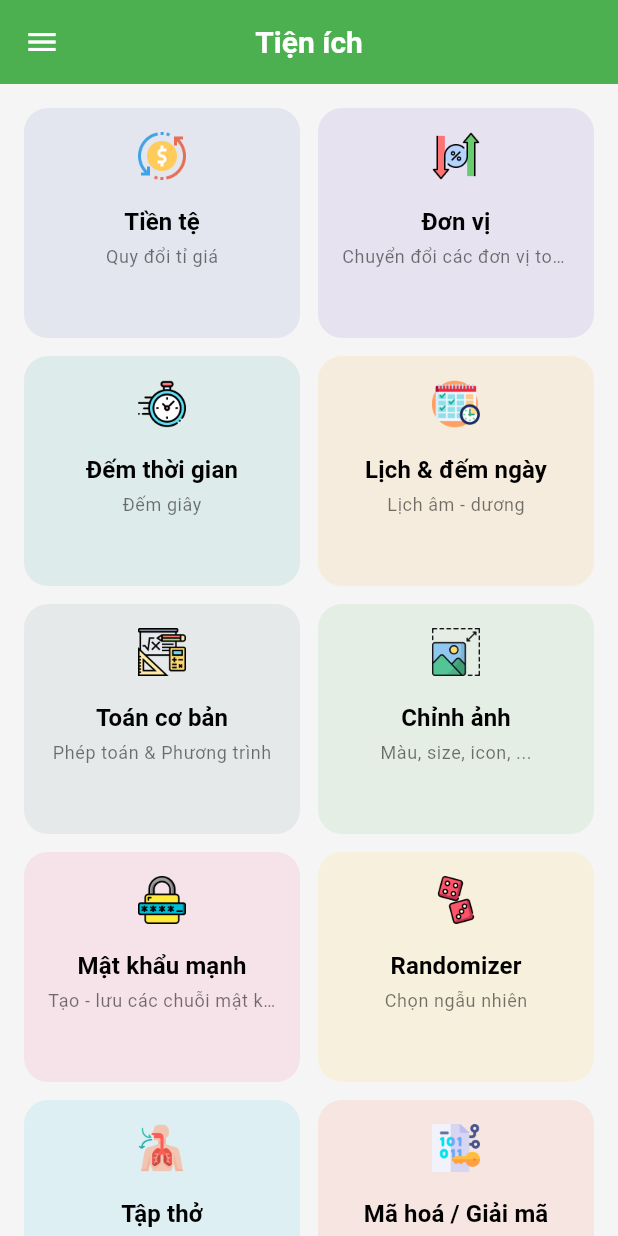
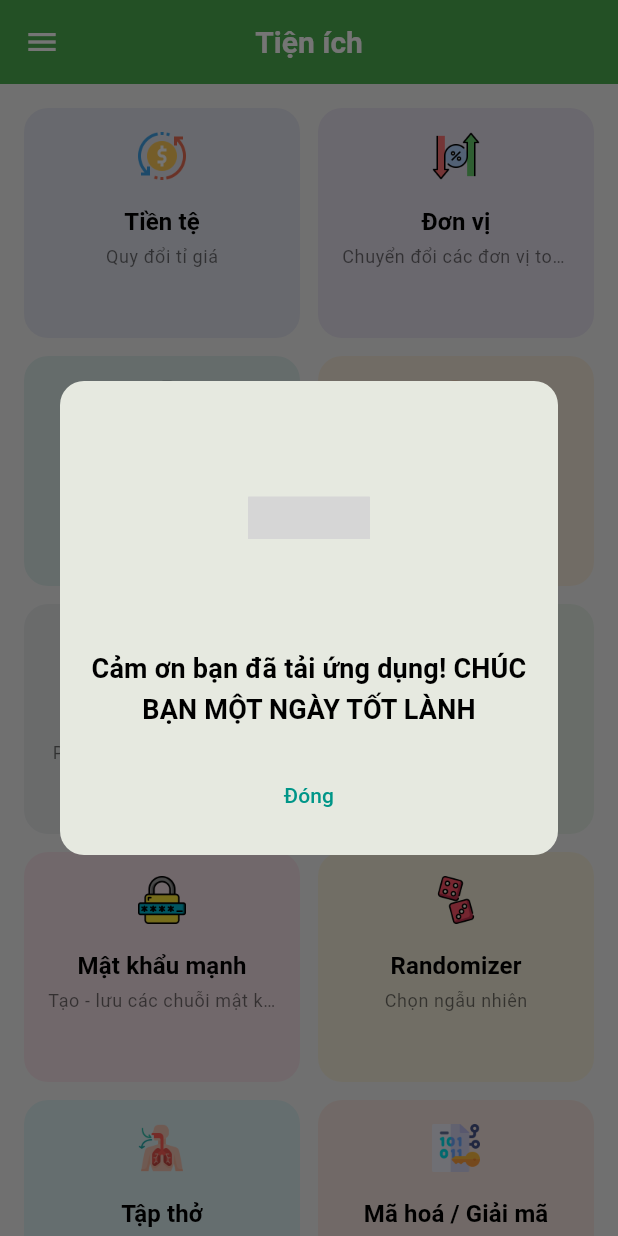
Before and after one commit to LeTienIT/flutter_AllInOne, a Flutter app: the screen it shows after launch, on a phone screen of 412 x 824 dp. Run offline on Flutter 3.47's test engine with Material 3 defaults, Android fonts, the phone set to English and light mode, and no system bars; our stand-ins replace dio, dropdown_search, fl_chart, flutter_cache_manager, flutter_fortune_wheel, flutter_riverpod and 6 more; missing offline and left inert: encrypt, flutter_simple_calculator, full_calender, image_gallery_saver_plus, lunar_calendar_plus, mobile_scanner and 2 more; Roboto replaces fonts that are missing (DFVN); grey boxes are pictures that could not be loaded.

Commit message:
Them giao diện chào mừng

```diff
--- a/lib/home/home_screen.dart
+++ b/lib/home/home_screen.dart
@@ -4,12 +4,30 @@ import 'package:flutter/material.dart';
 import 'package:flutter_riverpod/flutter_riverpod.dart';
 
 import '../widget/feature_button.dart';
+import '../widget/welcomePopup.dart';
 
-class HomeScreen extends ConsumerWidget{
+class HomeScreen extends ConsumerStatefulWidget{
   const HomeScreen({super.key});
 
   @override
-  Widget build(BuildContext context, WidgetRef ref) {
+  ConsumerState<ConsumerStatefulWidget> createState() {
+    return _HomeScreen();
+  }
+
+}
+
+class _HomeScreen extends ConsumerState<HomeScreen>{
+
+  @override
+  void initState() {
+    super.initState();
+    WidgetsBinding.instance.addPostFrameCallback((_) {
+      WelcomePopup.showIfFirstTime(context);
+    });
+  }
+
+  @override
+  Widget build(BuildContext context) {
     final features = ref.watch(featureListProvider);
 
     return Scaffold(
--- /dev/null
+++ b/lib/widget/welcomePopup.dart
@@ -0,0 +1,72 @@
+import 'package:flutter/material.dart';
+import 'package:lottie/lottie.dart';
+import 'package:shared_preferences/shared_preferences.dart';
+
+class WelcomePopup {
+  static Future<void> showIfFirstTime(BuildContext context) async {
+    final prefs = await SharedPreferences.getInstance();
+    final hasShownPopup = prefs.getBool('hasShownWelcomePopup') ?? false;
+
+    if (!hasShownPopup) {
+      await showDialog(
+        context: context,
+        barrierDismissible: false,
+        builder: (context) => const _WelcomeDialog(),
+      );
+      await prefs.setBool('hasShownWelcomePopup', true);
+    }
+  }
+}
+
+class _WelcomeDialog extends StatelessWidget {
+  const _WelcomeDialog();
+
+  @override
+  Widget build(BuildContext context) {
+    return AlertDialog(
+      shape: RoundedRectangleBorder(borderRadius: BorderRadius.circular(16)),
+      contentPadding: const EdgeInsets.all(16),
+      content: SingleChildScrollView(
+        child: ConstrainedBox(
+          constraints: BoxConstraints(
+            maxHeight: MediaQuery.of(context).size.height * 0.6, // giới hạn chiều cao tối đa
+          ),
+          child: Column(
+            mainAxisSize: MainAxisSize.min,
+            children: [
+              // Animation
+              Lottie.asset(
+                'assets/welcome.json',
+                width: 150,
+                height: 150,
+                repeat: true,
+              ),
+
+              const SizedBox(height: 12),
+
+              // Cảm ơn
+              Text(
+                'Cảm ơn bạn đã tải ứng dụng! CHÚC BẠN MỘT NGÀY TỐT LÀNH',
+                style: Theme.of(context).textTheme.titleMedium?.copyWith(fontWeight: FontWeight.bold),
+                textAlign: TextAlign.center,
+              ),
+
+              const SizedBox(height: 20),
+
+              // Hai nút
+              Row(
+                mainAxisAlignment: MainAxisAlignment.spaceEvenly,
+                children: [
+                  TextButton(
+                    onPressed: () => Navigator.of(context).pop(),
+                    child: const Text('Đóng'),
+                  )
+                ],
+              ),
+            ],
+          ),
+        ),
+      ),
+    );
+  }
+}
```
Also changed, not shown: assets/welcome.json (added, +1 -0 lines).
